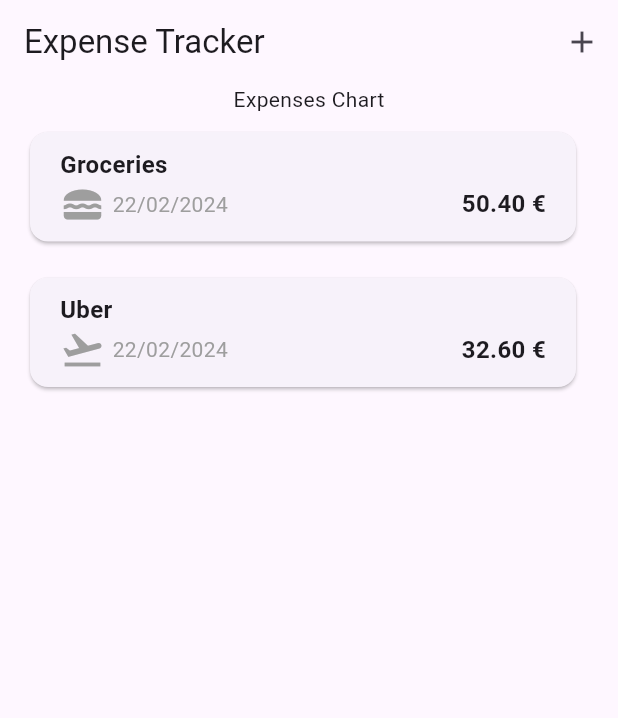
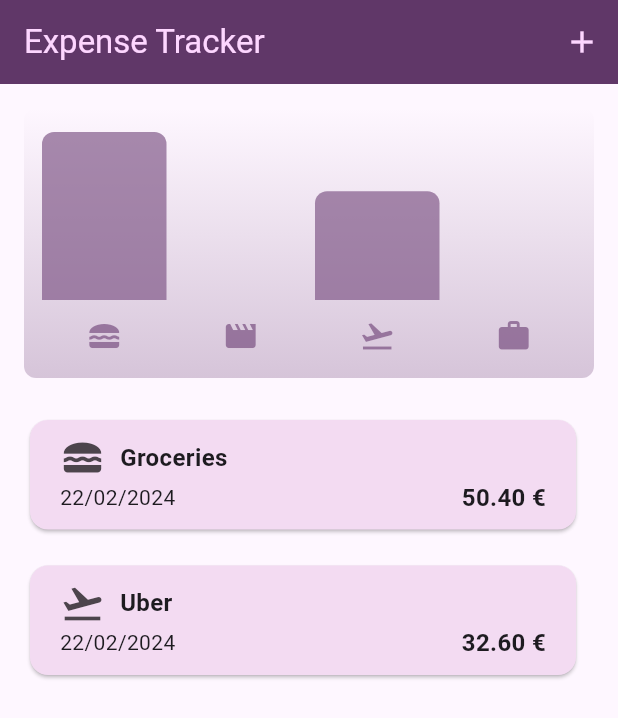
Before and after one commit to aggelostais/expense_tracker, a Flutter app: the screen it shows after launch, on a phone screen of 412 x 824 dp. Shown: the top 718 px of the screen. Run offline on Flutter 3.47's test engine with Material 3 defaults, Android fonts, the phone set to English and light mode, and no system bars.

Commit message:
Add chart bar and refactor expense item widget

```diff
--- a/lib/main.dart
+++ b/lib/main.dart
@@ -1,13 +1,40 @@
 import 'package:flutter/material.dart';
-import 'package:expense_tracker/widgets/expenses_screen.dart';
+import 'package:expense_tracker/widgets/home.dart';
+
+// fromSeed method creates a new ColorScheme object with the specified seed color
+var kColorScheme = ColorScheme.fromSeed(seedColor: Colors.purple.shade200);
 
 class MyApp extends StatelessWidget {
   const MyApp({super.key});
 
   @override
   Widget build(BuildContext context) {
-    return const MaterialApp(
-      home:  Expenses(),
+    return MaterialApp(
+      // copyWith method creates a new ThemeData object with the specified attributes
+      // but still using the default values for the rest of the attributes
+      theme: ThemeData().copyWith(
+        colorScheme: kColorScheme,
+        appBarTheme: const AppBarTheme().copyWith(
+          backgroundColor: kColorScheme.onPrimaryContainer,
+          foregroundColor: kColorScheme.primaryContainer,
+        ),
+        // default configuration for Card widgets
+        cardTheme: const CardTheme().copyWith(
+          color: kColorScheme.secondaryContainer,
+          // margin: EdgeInsets.all(10),
+        ),
+        elevatedButtonTheme: ElevatedButtonThemeData(
+          style: ElevatedButton.styleFrom(
+            backgroundColor: kColorScheme.secondaryContainer,
+          ),
+        ),
+        // textTheme: const TextTheme().copyWith(
+        //   headline1: ThemeData().textTheme.headline1!.copyWith(...),
+        //   bodyLarge: TextStyle(color: kColorScheme.onPrimaryContainer),
+        //   bodyMedium: TextStyle(color: kColorScheme.onPrimaryContainer),
+        // ),
+      ),
+      home: const Expenses(),
     );
   }
 }
--- a/lib/models/expense.dart
+++ b/lib/models/expense.dart
@@ -2,9 +2,15 @@ import 'package:flutter/material.dart';
 import 'package:uuid/uuid.dart';
 import 'package:intl/intl.dart';
 
-const uuid= Uuid(); //utility object used anywhere in the class to generate unique ids
+const uuid =
+    Uuid(); //utility object used anywhere in the class to generate unique ids
 
-enum Category {food, travel, leisure, work} //Custom type to represent the category of the expense, treated kind of like string values
+enum Category {
+  food,
+  travel,
+  leisure,
+  work
+} //Custom type to represent the category of the expense, treated kind of like string values
 
 const categoryIcons = {
   Category.food: Icons.lunch_dining,
@@ -14,9 +20,14 @@ const categoryIcons = {
 };
 
 class Expense {
-    Expense({required this.title, required this.amount, required this.date, required this.category})
-  : id = uuid.v4() {
-    icon = categoryIcons[category]!; // Initialize the icon variable inside the constructor body
+  Expense(
+      {required this.title,
+      required this.amount,
+      required this.date,
+      required this.category})
+      : id = uuid.v4() {
+    icon = categoryIcons[
+        category]!; // Initialize the icon variable inside the constructor body
   }
 
   final String id;
@@ -26,7 +37,32 @@ class Expense {
   final Category category;
   IconData? icon; // Declare the icon variable
 
-  String get formattedDate { // getter is a method but can be accessed as a property
-      return DateFormat('dd/MM/yyyy').format(date);
-    }
+  String get formattedDate {
+    // getter is a method but can be accessed as a property
+    return DateFormat('dd/MM/yyyy').format(date);
   }
+}
+
+class ExpenseBucket {
+  const ExpenseBucket({required this.category, required this.expenses});
+
+  final Category category;
+  final List<Expense> expenses;
+
+  ExpenseBucket.forCategory(List<Expense> allExpenses, this.category) // alternative constructor function
+      : expenses = allExpenses
+            .where((expense) => expense.category == category)
+            .toList(); //where method filters the list
+
+  double get totalExpenses {
+    //getter to calculate the total expenses for a category
+    return expenses.fold(
+        0, (previousValue, element) => previousValue + element.amount);
+
+    // double total = 0;
+    // for (final expense in expenses) { // to loop through all items in a list
+    //   total += expense.amount;
+    // }
+    // return total;
+  }
+}
--- /dev/null
+++ b/lib/widgets/chart/chart.dart
@@ -0,0 +1,97 @@
+import 'package:flutter/material.dart';
+
+import 'package:expense_tracker/widgets/chart/chart_bar.dart';
+import 'package:expense_tracker/models/expense.dart';
+
+class Chart extends StatelessWidget {
+  const Chart({super.key, required this.expenses});
+
+  final List<Expense> expenses;
+
+  List<ExpenseBucket> get buckets { //getter to return a list of ExpenseBucket objects
+    return [
+      ExpenseBucket.forCategory(expenses, Category.food),
+      ExpenseBucket.forCategory(expenses, Category.leisure),
+      ExpenseBucket.forCategory(expenses, Category.travel),
+      ExpenseBucket.forCategory(expenses, Category.work),
+    ];
+  }
+
+  double get maxTotalExpense {
+    double maxTotalExpense = 0;
+
+    for (final bucket in buckets) {
+      if (bucket.totalExpenses > maxTotalExpense) {
+        maxTotalExpense = bucket.totalExpenses;
+      }
+    }
+
+    return maxTotalExpense;
+  }
+
+  @override
+  Widget build(BuildContext context) {
+    final isDarkMode =
+        MediaQuery.of(context).platformBrightness == Brightness.dark;
+    return Container(
+      margin: const EdgeInsets.all(16),
+      padding: const EdgeInsets.symmetric(
+        vertical: 16,
+        horizontal: 8,
+      ),
+      width: double.infinity,
+      height: 180,
+      decoration: BoxDecoration(
+        borderRadius: BorderRadius.circular(8),
+        gradient: LinearGradient(
+          colors: [
+            Theme.of(context).colorScheme.primary.withOpacity(0.3),
+            Theme.of(context).colorScheme.primary.withOpacity(0.0)
+          ],
+          begin: Alignment.bottomCenter,
+          end: Alignment.topCenter,
+        ),
+      ),
+      child: Column(
+        children: [
+          Expanded(
+            child: Row(
+              crossAxisAlignment: CrossAxisAlignment.end,
+              children: [
+                // for a list of widgets, we don't need {}
+                for (final bucket in buckets) // alternative to map()
+                  ChartBar( //fill property to determine the height of the bar
+                    fill: bucket.totalExpenses == 0
+                        ? 0
+                        // the maxTotalExpense is the maximum value of the chart, having the maximum height
+                        : bucket.totalExpenses / maxTotalExpense,
+                  )
+              ],
+            ),
+          ),
+          const SizedBox(height: 12),
+          Row(
+            children: buckets
+                .map(
+                  (bucket) => Expanded(
+                    child: Padding(
+                      padding: const EdgeInsets.symmetric(horizontal: 4),
+                      child: Icon(
+                        categoryIcons[bucket.category],
+                        color: isDarkMode
+                            ? Theme.of(context).colorScheme.secondary
+                            : Theme.of(context)
+                                .colorScheme
+                                .primary
+                                .withOpacity(0.7),
+                      ),
+                    ),
+                  ),
+                )
+                .toList(),
+          )
+        ],
+      ),
+    );
+  }
+}
--- /dev/null
+++ b/lib/widgets/chart/chart_bar.dart
@@ -0,0 +1,35 @@
+import 'package:flutter/material.dart';
+
+class ChartBar extends StatelessWidget {
+  const ChartBar({
+    super.key,
+    required this.fill,
+  });
+
+  final double fill;
+
+  @override
+  Widget build(BuildContext context) {
+    final isDarkMode =
+    // MediaQuery is a class that provides information about the current media, such as the size of the screen
+        MediaQuery.of(context).platformBrightness == Brightness.dark;
+    return Expanded(
+      child: Padding(
+        padding: const EdgeInsets.symmetric(horizontal: 4),
+        child: FractionallySizedBox(
+          heightFactor: fill, // heightFactor is a value between 0 and 1, to set different heights
+          child: DecoratedBox(
+            decoration: BoxDecoration(
+              shape: BoxShape.rectangle,
+              borderRadius:
+                  const BorderRadius.vertical(top: Radius.circular(8)),
+              color: isDarkMode
+                  ? Theme.of(context).colorScheme.secondary
+                  : Theme.of(context).colorScheme.primary.withOpacity(0.65),
+            ),
+          ),
+        ),
+      ),
+    );
+  }
+}
--- a/lib/widgets/expenses_list/expenses_item.dart
+++ b/lib/widgets/expenses_list/expense_item.dart
@@ -14,6 +14,13 @@ class ExpenseItem extends StatelessWidget {
           child: Column(
             crossAxisAlignment: CrossAxisAlignment.start,
             children: [
+              Row(
+                children: [
+                  Icon(
+                      expense
+                          .icon, // Use the icon property of the expense object (Expense class
+                      size: 30),
+                  const SizedBox(width: 10),
                   Text(
                     expense.title,
                     style: const TextStyle(
@@ -21,16 +28,15 @@ class ExpenseItem extends StatelessWidget {
                       fontSize: 16,
                     ),
                   ),
+                ],
+              ),
               Row(
                 // mainAxisAlignment: MainAxisAlignment.spaceBetween,
                 children: [
-                  Icon(expense.icon, color: Colors.grey, size: 30), // Use the icon property of the expense object (Expense class
-                  const SizedBox(width: 5),
                   Text(
                     expense.formattedDate,
-                    style: const TextStyle(
-                      color: Colors.grey,
-                    ),
+                    // style:
+                    //   Theme.of(context).textTheme.titleLarge,
                   ),
                   const Spacer(), // Spacer is a widget that takes up available space between widgetss
                   Text(
--- a/lib/widgets/expenses_list/expenses_list.dart
+++ b/lib/widgets/expenses_list/expenses_list.dart
@@ -1,4 +1,4 @@
-import 'package:expense_tracker/widgets/expenses_list/expenses_item.dart';
+import 'package:expense_tracker/widgets/expenses_list/expense_item.dart';
 import 'package:flutter/material.dart';
 import 'package:expense_tracker/models/expense.dart';
 
--- a/lib/widgets/expenses_screen.dart
+++ b/lib/widgets/home.dart
@@ -1,5 +1,7 @@
+import 'package:flutter/material.dart';
+
+import 'package:expense_tracker/widgets/chart/chart.dart';
 import 'package:expense_tracker/widgets/expenses_list/expenses_list.dart';
-import 'package:flutter/material.dart';
 import 'package:expense_tracker/models/expense.dart';
 import 'package:expense_tracker/widgets/add_expense.dart';
 
@@ -100,7 +102,7 @@ class _ExpensesState extends State<Expenses> {
         ),
         body: Column(
           children: [
-            const Text('Expenses Chart'),
+            Chart(expenses: _registeredExpenses),
             Expanded(
               child: mainContent,
             ),
```
Also changed, not shown: 1 other file. Lines whose indentation alone changed are shown as unchanged.
